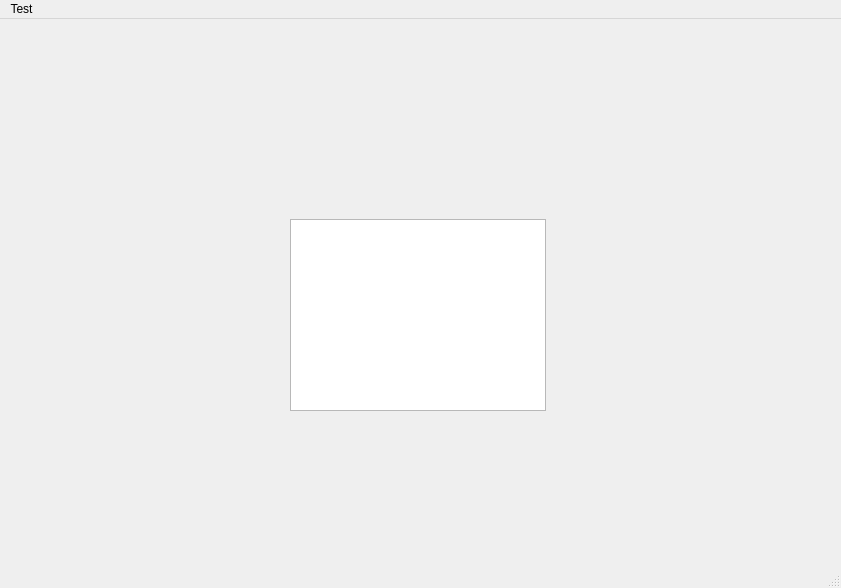
Above: mainwindow.ui from StevenScu/music-player before the change. Below: the same form after it.
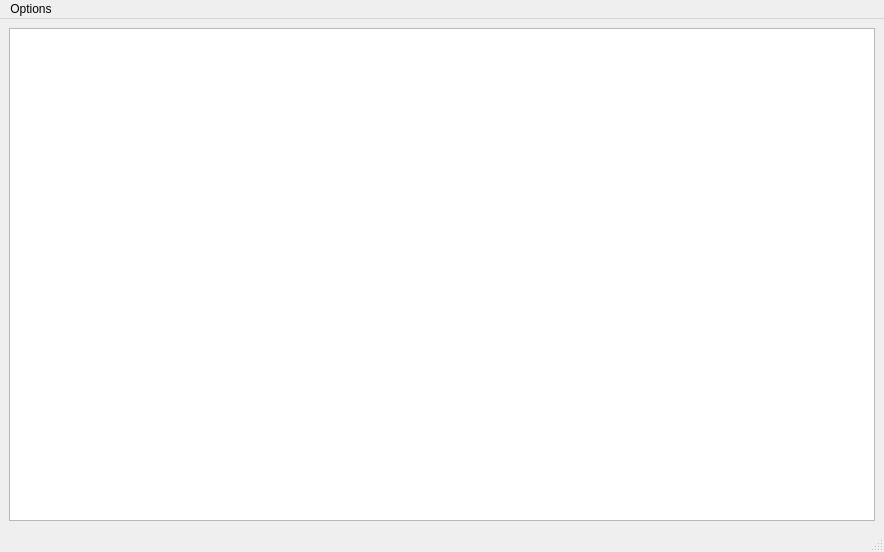
That is the form after the change.

Commit message: Added a list of what songs we will add. Made a new class that will hold all of the songs that will be added and will be initialized to hold all of the songs found in a txt.

```diff
--- a/mainwindow.ui
+++ b/mainwindow.ui
@@ -6,45 +6,40 @@
    <rect>
     <x>0</x>
     <y>0</y>
-    <width>841</width>
-    <height>588</height>
+    <width>884</width>
+    <height>552</height>
    </rect>
   </property>
   <property name="windowTitle">
    <string>MainWindow</string>
   </property>
   <widget class="QWidget" name="centralwidget">
-   <widget class="QListView" name="listView">
-    <property name="geometry">
-     <rect>
-      <x>290</x>
-      <y>200</y>
-      <width>256</width>
-      <height>192</height>
-     </rect>
-    </property>
-   </widget>
+   <layout class="QHBoxLayout" name="horizontalLayout">
+    <item>
+     <widget class="QListWidget" name="musicList"/>
+    </item>
+   </layout>
   </widget>
+  <widget class="QStatusBar" name="statusbar"/>
   <widget class="QMenuBar" name="menubar">
    <property name="geometry">
     <rect>
      <x>0</x>
      <y>0</y>
-     <width>841</width>
+     <width>884</width>
      <height>20</height>
     </rect>
    </property>
-   <widget class="QMenu" name="menuTesting">
+   <widget class="QMenu" name="menuAddMusic">
     <property name="title">
-     <string>Test</string>
+     <string>Options</string>
     </property>
     <addaction name="separator"/>
     <addaction name="actionAdd_File"/>
    </widget>
-   <addaction name="menuTesting"/>
+   <addaction name="menuAddMusic"/>
   </widget>
-  <widget class="QStatusBar" name="statusbar"/>
-  <action name="actionAdd_File">
+  <action name="actionAdd_Music">
    <property name="text">
     <string>Add File</string>
    </property>
```
Left out of the diff: 4 changed lines with no effect on the pictures. The commit also changes 6 other files.
